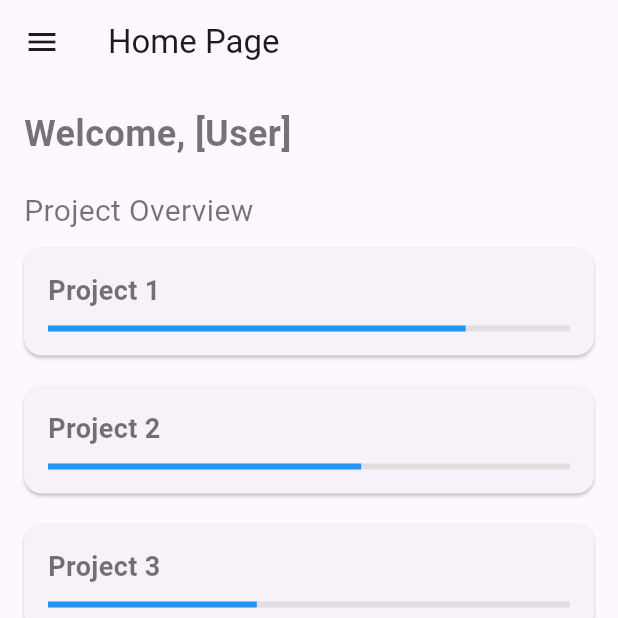
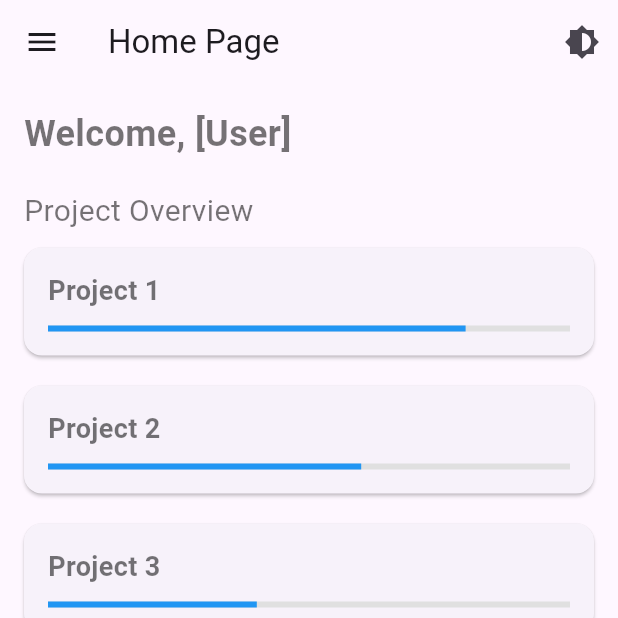
Before and after one commit to kimjooyoon/home_page, a Flutter app: the screen it shows after launch, after a tap on "Login", on a phone screen of 412 x 824 dp, the top half of it. Run offline on Flutter 3.47's test engine with Material 3 defaults, Android fonts, the light colour scheme and no system bars; our stand-ins replace fl_chart, flutter_svg.

Commit message:
feat(theme): apply light, dark theme
todo: define design token

```diff
--- a/lib/atoms/input/input.dart
+++ b/lib/atoms/input/custom_input.dart
@@ -1,4 +1,5 @@
 import 'package:flutter/material.dart';
+import 'package:home_page/atoms/theme/design_tokens.dart';
 
 class CustomInput extends StatelessWidget {
   final TextEditingController controller;
@@ -29,16 +30,18 @@ class CustomInput extends StatelessWidget {
       decoration: InputDecoration(
         labelText: labelText,
         hintText: hintText,
-        labelStyle: const TextStyle(color: Colors.white),
-        hintStyle: const TextStyle(color: Colors.white70),
-        enabledBorder: const OutlineInputBorder(
-          borderSide: BorderSide(color: Colors.white),
+        labelStyle: DesignTokens.labelTextStyle,
+        hintStyle: DesignTokens.hintTextStyle,
+        enabledBorder: OutlineInputBorder(
+          borderSide: BorderSide(color: DesignTokens.borderColor),
+          borderRadius: BorderRadius.circular(DesignTokens.borderRadius),
         ),
-        focusedBorder: const OutlineInputBorder(
-          borderSide: BorderSide(color: Colors.blue),
+        focusedBorder: OutlineInputBorder(
+          borderSide: BorderSide(color: DesignTokens.focusedBorderColor),
+          borderRadius: BorderRadius.circular(DesignTokens.borderRadius),
         ),
       ),
-      style: const TextStyle(color: Colors.white),
+      style: DesignTokens.inputTextStyle,
       validator: validator,
       onChanged: onChanged,
     );
--- a/lib/main.dart
+++ b/lib/main.dart
@@ -7,16 +7,40 @@ void main() {
   runApp(MyApp());
 }
 
-class MyApp extends StatelessWidget {
+class MyApp extends StatefulWidget {
+  @override
+  _MyAppState createState() => _MyAppState();
+}
+
+class _MyAppState extends State<MyApp> {
+  ThemeMode _themeMode = ThemeMode.dark; // 초기 테마 모드를 다크 모드로 설정
+
+  void _toggleTheme() {
+    setState(() {
+      _themeMode = _themeMode == ThemeMode.light ? ThemeMode.dark : ThemeMode.light;
+    });
+  }
+
+  void _setLightMode() {
+    setState(() {
+      _themeMode = ThemeMode.light;
+    });
+  }
+
   @override
   Widget build(BuildContext context) {
     return MaterialApp(
       title: 'Home Page',
-      theme: appDarkTheme,
+      theme: lightTheme,
+      darkTheme: darkTheme,
+      themeMode: _themeMode,
       initialRoute: '/auth',
       routes: {
-        '/auth': (context) => AuthPage(),
-        '/navigation': (context) => NavigationLayout(isAdmin: true), // isAdmin 값을 설정
+        '/auth': (context) => AuthPage(onLogin: _setLightMode),
+        '/navigation': (context) => NavigationLayout(
+          isAdmin: true,
+          toggleTheme: _toggleTheme, // 테마 토글 함수 전달
+        ),
       },
     );
   }
--- a/lib/molecules/login_form/login_form.dart
+++ b/lib/molecules/login_form/login_form.dart
@@ -1,5 +1,5 @@
 import 'package:flutter/material.dart';
-import 'package:home_page/atoms/input/input.dart';
+import 'package:home_page/atoms/input/custom_input.dart';
 import 'package:home_page/molecules/password/password.dart';
 import 'package:home_page/molecules/google_sign_in_button/google_sign_in_button.dart';
 import 'package:home_page/atoms/spacer/spacer.dart';
--- a/lib/molecules/password/password.dart
+++ b/lib/molecules/password/password.dart
@@ -1,5 +1,5 @@
 import 'package:flutter/material.dart';
-import 'package:home_page/atoms/input/input.dart';
+import 'package:home_page/atoms/input/custom_input.dart';
 
 class PasswordInput extends StatelessWidget {
   final TextEditingController controller;
--- a/lib/pages/navigation/navigation_layout.dart
+++ b/lib/pages/navigation/navigation_layout.dart
@@ -15,8 +15,13 @@ import 'package:home_page/services/auth_service.dart';
 class NavigationLayout extends StatefulWidget {
   final int initialIndex;
   final bool isAdmin;
+  final VoidCallback toggleTheme; // 테마 토글 콜백 함수
 
-  NavigationLayout({this.initialIndex = 0, required this.isAdmin});
+  NavigationLayout({
+    this.initialIndex = 0,
+    required this.isAdmin,
+    required this.toggleTheme, // 생성자에 추가
+  });
 
   @override
   _NavigationLayoutState createState() => _NavigationLayoutState();
@@ -62,6 +67,12 @@ class _NavigationLayoutState extends State<NavigationLayout> {
     return Scaffold(
       appBar: AppBar(
         title: const Text('Home Page'),
+        actions: [
+          IconButton(
+            icon: Icon(Icons.brightness_6),
+            onPressed: widget.toggleTheme,
+          ),
+        ],
       ),
       drawer: Drawer(
         child: ListView(
--- a/lib/theme/theme.dart
+++ b/lib/theme/theme.dart
@@ -1,41 +1,76 @@
 import 'package:flutter/material.dart';
-import 'package:home_page/pages/navigation/navigation_layout.dart';
-import 'package:home_page/pages/login/auth_page.dart';
+import 'package:home_page/atoms/theme/design_tokens.dart';
 
-final ThemeData appDarkTheme = ThemeData(
-  primaryColor: Colors.blue,
-  hintColor: Colors.orange,
+final ThemeData lightTheme = ThemeData(
+  primaryColor: DesignTokens.primaryColor,
+  hintColor: DesignTokens.hintTextColor,
   textTheme: const TextTheme(
-    bodyLarge: TextStyle(fontFamily: 'Roboto', fontSize: 16, color: Colors.black),
-    bodyMedium: TextStyle(fontFamily: 'Roboto', fontSize: 14, color: Colors.black54),
+    bodyText1: TextStyle(
+      fontFamily: 'Roboto',
+      fontSize: 16,
+      color: Colors.black,
+    ),
+    bodyText2: TextStyle(
+      fontFamily: 'Roboto',
+      fontSize: 14,
+      color: Colors.black54,
+    ),
   ),
   tabBarTheme: const TabBarTheme(
-    labelColor: Colors.blue, // 활성화된 탭 텍스트 색상
-    unselectedLabelColor: Colors.white, // 비활성화된 탭 텍스트 색상
+    labelColor: DesignTokens.primaryColor,
+    unselectedLabelColor: Colors.black,
   ),
   buttonTheme: ButtonThemeData(
-    buttonColor: Colors.blue,
+    buttonColor: DesignTokens.primaryColor,
     shape: RoundedRectangleBorder(
-      borderRadius: BorderRadius.circular(8.0),
+      borderRadius: BorderRadius.circular(DesignTokens.borderRadius),
+    ),
+  ),
+  inputDecorationTheme: InputDecorationTheme(
+    labelStyle: TextStyle(color: Colors.black),
+    hintStyle: TextStyle(color: Colors.black54),
+    enabledBorder: OutlineInputBorder(
+      borderSide: BorderSide(color: Colors.black),
+      borderRadius: BorderRadius.circular(DesignTokens.borderRadius),
+    ),
+    focusedBorder: OutlineInputBorder(
+      borderSide: BorderSide(color: DesignTokens.primaryColor),
+      borderRadius: BorderRadius.circular(DesignTokens.borderRadius),
     ),
   ),
 );
 
-void main() {
-  runApp(MyApp());
-}
-
-class MyApp extends StatelessWidget {
-  @override
-  Widget build(BuildContext context) {
-    return MaterialApp(
-      title: 'Home Page',
-      theme: appDarkTheme,
-      initialRoute: '/auth',
-      routes: {
-        '/auth': (context) => AuthPage(),
-        '/navigation': (context) => NavigationLayout(isAdmin: true),
-      },
-    );
-  }
-}
+final ThemeData darkTheme = ThemeData(
+  primaryColor: DesignTokens.primaryColor,
+  hintColor: DesignTokens.hintTextColor,
+  textTheme: const TextTheme(
+    bodyText1: DesignTokens.bodyText1,
+    bodyText2: TextStyle(
+      fontFamily: 'Roboto',
+      fontSize: 14,
+      color: DesignTokens.textColor,
+    ),
+  ),
+  tabBarTheme: const TabBarTheme(
+    labelColor: DesignTokens.primaryColor,
+    unselectedLabelColor: DesignTokens.textColor,
+  ),
+  buttonTheme: ButtonThemeData(
+    buttonColor: DesignTokens.primaryColor,
+    shape: RoundedRectangleBorder(
+      borderRadius: BorderRadius.circular(DesignTokens.borderRadius),
+    ),
+  ),
+  inputDecorationTheme: InputDecorationTheme(
+    labelStyle: DesignTokens.labelTextStyle,
+    hintStyle: DesignTokens.hintTextStyle,
+    enabledBorder: OutlineInputBorder(
+      borderSide: BorderSide(color: DesignTokens.borderColor),
+      borderRadius: BorderRadius.circular(DesignTokens.borderRadius),
+    ),
+    focusedBorder: OutlineInputBorder(
+      borderSide: BorderSide(color: DesignTokens.focusedBorderColor),
+      borderRadius: BorderRadius.circular(DesignTokens.borderRadius),
+    ),
+  ),
+);
```
Also changed, not shown: lib/atoms/button/custom_button.dart (+6 -13 lines), lib/atoms/theme/design_tokens.dart (added, +24 -0 lines), lib/pages/login/auth_page.dart (+19 -3 lines), 1 other file.
